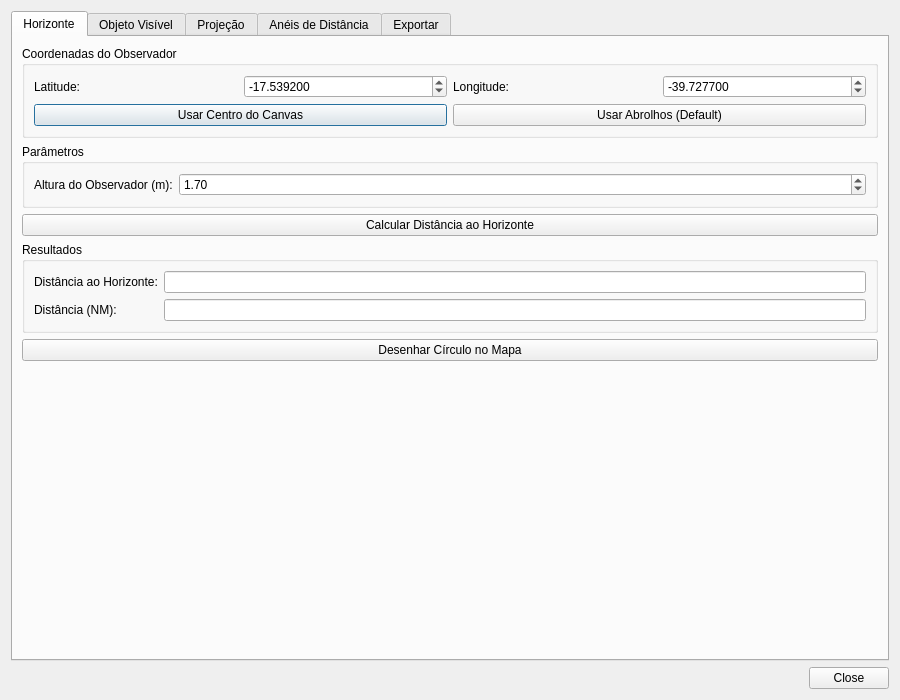
The window that horizon_dialog_base.ui (skavazza/Horizon-Projector) describes before a commit, drawn with Qt 5.
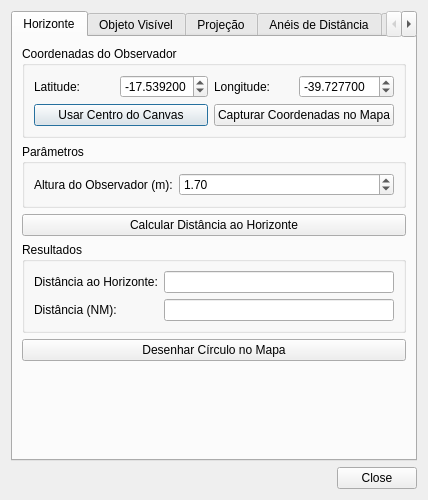
The same window after the commit. The open tabs and pages were chosen to show the change.

What changed in the file:
```diff
--- a/horizon_dialog_base.ui
+++ b/horizon_dialog_base.ui
@@ -6,8 +6,8 @@
    <rect>
     <x>0</x>
     <y>0</y>
-    <width>900</width>
-    <height>700</height>
+    <width>428</width>
+    <height>457</height>
    </rect>
   </property>
   <property name="windowTitle">
@@ -49,7 +49,7 @@
              <double>90.000000000000000</double>
             </property>
             <property name="value">
-             <double>-17.539200000000000</double>
+             <double>-17.539200000000001</double>
             </property>
            </widget>
           </item>
@@ -72,7 +72,7 @@
              <double>180.000000000000000</double>
             </property>
             <property name="value">
-             <double>-39.727700000000003</double>
+             <double>-39.727699999999999</double>
             </property>
            </widget>
           </item>
@@ -86,7 +86,7 @@
           <item row="1" column="2" colspan="2">
            <widget class="QPushButton" name="btnUsarAbrolhos">
             <property name="text">
-             <string>Usar Abrolhos (Default)</string>
+             <string>Capturar Coordenadas no Mapa</string>
             </property>
            </widget>
           </item>
```
Left out of the diff: 14 changed lines with no effect on the pictures.
